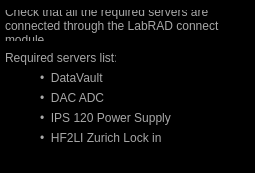
First picture: the form in Scanner GUI/ScanControl/requiredServers.ui, repository afylab/nanoSQUID-Scanning-Software, before the edit.
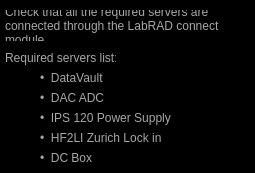
Second picture: the form after the edit.

The edit to the form file:
```diff
--- a/Scanner GUI/ScanControl/requiredServers.ui
+++ b/Scanner GUI/ScanControl/requiredServers.ui
@@ -127,6 +127,24 @@
     <string>•  HF2LI Zurich Lock in</string>
    </property>
   </widget>
+  <widget class="QLabel" name="label_8">
+   <property name="geometry">
+    <rect>
+     <x>40</x>
+     <y>150</y>
+     <width>131</width>
+     <height>16</height>
+    </rect>
+   </property>
+   <property name="styleSheet">
+    <string notr="true">#label_8{
+color: rgb(168,168,168)
+}</string>
+   </property>
+   <property name="text">
+    <string>•  DC Box</string>
+   </property>
+  </widget>
  </widget>
  <resources/>
  <connections/>
```
